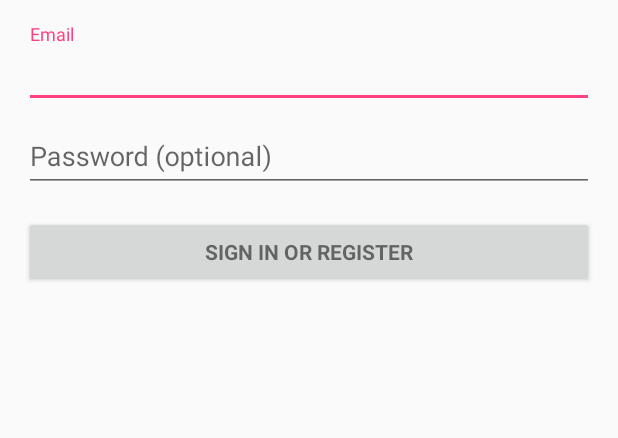
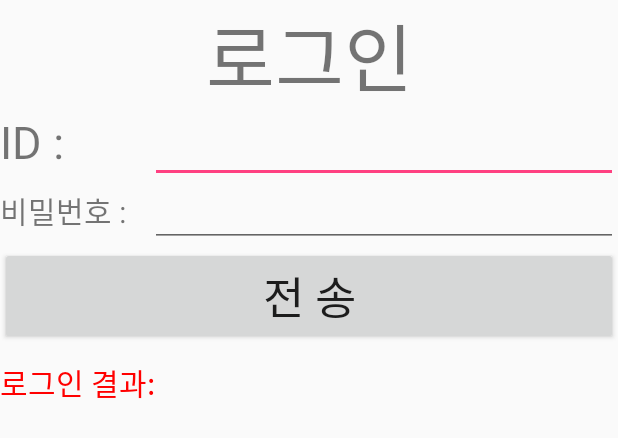
Before and after one commit to pakjkwan/MyApp2, an Android app: the layout activity_login.xml on its own in the app's theme, with its tools: preview values and no code run, on a phone screen of 412 x 824 dp. Shown: the top 438 px of the screen. Run offline under Robolectric (Android 15) with nearby library versions, the phone set to English and light mode, and no system bars.

Commit message:
로그인 화면 구축

```diff
--- a/app/build.gradle
+++ b/app/build.gradle
@@ -24,4 +24,5 @@ dependencies {
     testCompile 'junit:junit:4.12'
     compile 'com.android.support:appcompat-v7:23.4.0'
     compile 'com.android.support:design:23.4.0'
+    compile 'com.google.android.gms:play-services-appindexing:8.1.0'
 }
--- a/app/src/main/java/com/hanbit/user/myapp2/signup/SignupActivity.java
+++ b/app/src/main/java/com/hanbit/user/myapp2/signup/SignupActivity.java
@@ -18,6 +18,7 @@ import java.lang.reflect.Member;
 public class SignupActivity extends Activity implements View.OnClickListener{
     EditText etID,etPW,etName,etEmail;
     TextView textResult;
+   // MemberService service;
     @Override
     protected void onCreate(Bundle savedInstanceState) {
         super.onCreate(savedInstanceState);
@@ -37,7 +38,7 @@ public class SignupActivity extends Activity implements View.OnClickListener{
         String pw = etPW.getText().toString();
         String email = etEmail.getText().toString();
         MemberBean member = new MemberBean();
-        MemberService service = new MemberServiceImpl();
+    //    MemberServiceImpl service = new MemberServiceImpl();
         MemberDAO dao = new MemberDAO(this.getApplicationContext());
         member.setId(id);
         member.setPw(pw);
--- a/app/src/main/res/layout/activity_login.xml
+++ b/app/src/main/res/layout/activity_login.xml
@@ -1,77 +1,54 @@
-<LinearLayout xmlns:android="http://schemas.android.com/apk/res/android"
-    xmlns:tools="http://schemas.android.com/tools"
-    android:layout_width="match_parent"
+<LinearLayout android:layout_width="match_parent"
     android:layout_height="match_parent"
-    android:gravity="center_horizontal"
     android:orientation="vertical"
-    android:paddingBottom="@dimen/activity_vertical_margin"
-    android:paddingLeft="@dimen/activity_horizontal_margin"
-    android:paddingRight="@dimen/activity_horizontal_margin"
-    android:paddingTop="@dimen/activity_vertical_margin"
-    tools:context="com.hanbit.user.myapp2.login.LoginActivity">
-
-    <!-- Login progress -->
-    <ProgressBar
-        android:id="@+id/login_progress"
-        style="?android:attr/progressBarStyleLarge"
+    xmlns:android="http://schemas.android.com/apk/res/android">
+    <TextView
+        android:layout_width="match_parent"
+        android:layout_height="wrap_content"
+        android:text="로그인"
+        android:gravity="center_horizontal"
+        android:textSize="50dp"/>
+    <LinearLayout
+        android:layout_width="match_parent"
+        android:layout_height="wrap_content"
+        android:orientation="horizontal">
+        <TextView
+            android:layout_width="100dp"
+            android:layout_height="wrap_content"
+            android:textSize="30dp"
+            android:text="ID : "/>
+        <EditText
+            android:layout_width="match_parent"
+            android:layout_height="wrap_content"
+            android:id="@+id/etID"/>
+    </LinearLayout>
+    <LinearLayout
+        android:layout_width="match_parent"
+        android:layout_height="wrap_content"
+        android:orientation="horizontal">
+        <TextView
+            android:layout_width="100dp"
+            android:layout_height="wrap_content"
+            android:textSize="20dp"
+            android:text="비밀번호 : "/>
+        <EditText
+            android:layout_width="match_parent"
+            android:layout_height="wrap_content"
+            android:id="@+id/etPW"/>
+    </LinearLayout>
+    <Button
+        android:layout_width="match_parent"
+        android:layout_height="wrap_content"
+        android:text="전 송"
+        android:textSize="30dp"
+        android:id="@+id/btSignup"/>
+    <TextView
         android:layout_width="wrap_content"
         android:layout_height="wrap_content"
-        android:layout_marginBottom="8dp"
-        android:visibility="gone" />
-
-    <ScrollView
-        android:id="@+id/login_form"
-        android:layout_width="match_parent"
-        android:layout_height="match_parent">
-
-        <LinearLayout
-            android:id="@+id/email_login_form"
-            android:layout_width="match_parent"
-            android:layout_height="wrap_content"
-            android:orientation="vertical">
-
-            <android.support.design.widget.TextInputLayout
-                android:layout_width="match_parent"
-                android:layout_height="wrap_content">
-
-                <AutoCompleteTextView
-                    android:id="@+id/email"
-                    android:layout_width="match_parent"
-                    android:layout_height="wrap_content"
-                    android:hint="@string/prompt_email"
-                    android:inputType="textEmailAddress"
-                    android:maxLines="1"
-                    android:singleLine="true" />
-
-            </android.support.design.widget.TextInputLayout>
-
-            <android.support.design.widget.TextInputLayout
-                android:layout_width="match_parent"
-                android:layout_height="wrap_content">
-
-                <EditText
-                    android:id="@+id/password"
-                    android:layout_width="match_parent"
-                    android:layout_height="wrap_content"
-                    android:hint="@string/prompt_password"
-                    android:imeActionId="@+id/login"
-                    android:imeActionLabel="@string/action_sign_in_short"
-                    android:imeOptions="actionUnspecified"
-                    android:inputType="textPassword"
-                    android:maxLines="1"
-                    android:singleLine="true" />
-
-            </android.support.design.widget.TextInputLayout>
-
-            <Button
-                android:id="@+id/email_sign_in_button"
-                style="?android:textAppearanceSmall"
-                android:layout_width="match_parent"
-                android:layout_height="wrap_content"
-                android:layout_marginTop="16dp"
-                android:text="@string/action_sign_in"
-                android:textStyle="bold" />
-
-        </LinearLayout>
-    </ScrollView>
+        android:text="로그인 결과: "
+        android:textSize="20dp"
+        android:layout_marginTop="10dp"
+        android:id="@+id/textResult"
+        android:textColor="#FFFF0000"
+        />
 </LinearLayout>
```
Also changed, not shown: app/src/main/AndroidManifest.xml (+6 -2 lines), app/src/main/java/com/hanbit/user/myapp2/login/Login2Activity.java (added, +72 -0 lines), app/src/main/java/com/hanbit/user/myapp2/login/LoginActivity.java (deleted, +0 -351 lines), app/src/main/java/com/hanbit/user/myapp2/main/MainActivity.java (+18 -3 lines), app/src/main/java/com/hanbit/user/myapp2/member/MemberDAO.java (+8 -0 lines).
